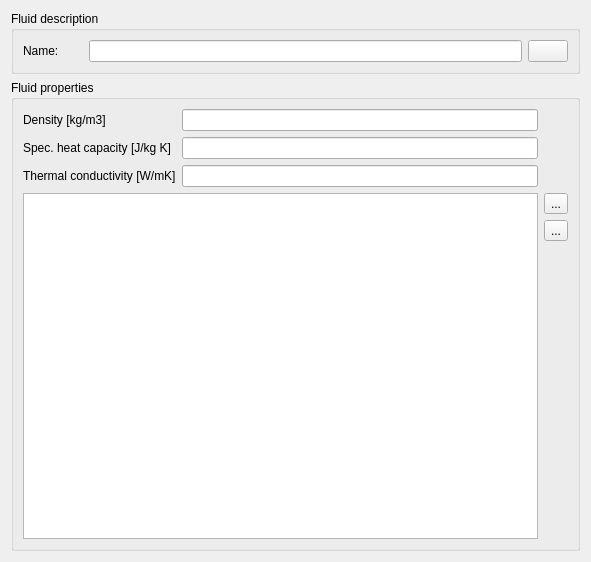
Before: the Qt Designer form SIM-VICUS/src/SVDBNetworkFluidEditWidget.ui in ghorwin/SIM-VICUS, drawn with Qt 5.
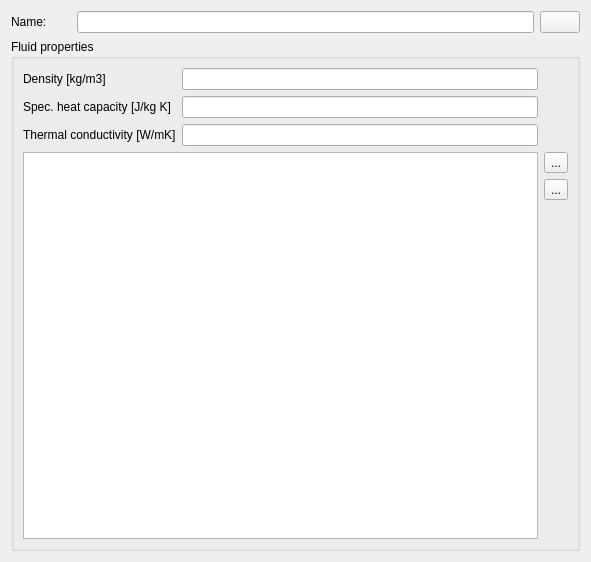
After: the same form once the commit is applied. Icons and pictures are not drawn. Custom widgets are drawn as their Qt base class.

Commit message: fluid dialog fix

The edit to the form file:
```diff
--- a/SIM-VICUS/src/SVDBNetworkFluidEditWidget.ui
+++ b/SIM-VICUS/src/SVDBNetworkFluidEditWidget.ui
@@ -13,24 +13,8 @@
   <property name="windowTitle">
    <string>Form</string>
   </property>
-  <layout class="QVBoxLayout" name="verticalLayout">
-   <item>
-    <widget class="QGroupBox" name="groupBox">
-     <property name="title">
-      <string>Fluid description</string>
-     </property>
      <layout class="QGridLayout" name="gridLayout">
-      <item row="0" column="2">
-       <widget class="QtExt::ColorButton" name="pushButtonColor">
-        <property name="sizePolicy">
-         <sizepolicy hsizetype="Fixed" vsizetype="Fixed">
-          <horstretch>0</horstretch>
-          <verstretch>0</verstretch>
-         </sizepolicy>
-        </property>
-       </widget>
-      </item>
-      <item row="0" column="0">
+   <item row="2" column="0">
        <widget class="QLabel" name="labelDisplayName">
         <property name="minimumSize">
          <size>
@@ -43,13 +27,20 @@
         </property>
        </widget>
       </item>
-      <item row="0" column="1">
+   <item row="2" column="1">
        <widget class="QtExt::LanguageStringEditWidget1" name="lineEditName"/>
       </item>
-     </layout>
+   <item row="2" column="2">
+    <widget class="QtExt::ColorButton" name="pushButtonColor">
+     <property name="sizePolicy">
+      <sizepolicy hsizetype="Fixed" vsizetype="Fixed">
+       <horstretch>0</horstretch>
+       <verstretch>0</verstretch>
+      </sizepolicy>
+     </property>
     </widget>
    </item>
-   <item>
+   <item row="4" column="0" colspan="3">
     <widget class="QGroupBox" name="groupBoxModelParameters">
      <property name="title">
       <string>Fluid properties</string>
```
Lines whose indentation alone changed are shown as unchanged. The commit also changes 1 other file.
